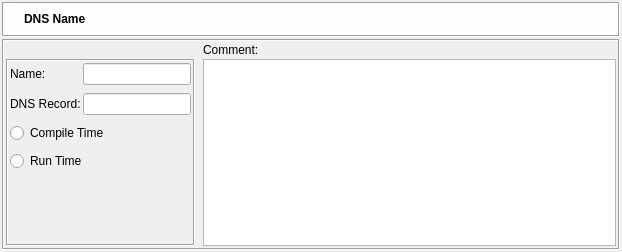
The window that src/gui/dnsnamedialog_q.ui (fwbuilder/fwbuilder) describes before a commit, drawn with Qt 5.
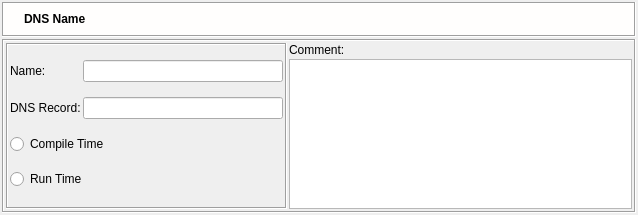
The same window after the commit. Icons and pictures are not drawn.

```diff
--- a/src/gui/dnsnamedialog_q.ui
+++ b/src/gui/dnsnamedialog_q.ui
@@ -5,8 +5,8 @@
    <rect>
     <x>0</x>
     <y>0</y>
-    <width>622</width>
-    <height>252</height>
+    <width>638</width>
+    <height>215</height>
    </rect>
   </property>
   <property name="windowTitle" >
@@ -217,36 +217,14 @@
         <enum>QFrame::Sunken</enum>
        </property>
        <layout class="QGridLayout" >
-        <property name="leftMargin" >
-         <number>2</number>
-        </property>
-        <property name="topMargin" >
-         <number>2</number>
-        </property>
-        <property name="rightMargin" >
-         <number>2</number>
-        </property>
-        <property name="bottomMargin" >
-         <number>2</number>
-        </property>
-        <property name="horizontalSpacing" >
-         <number>8</number>
-        </property>
-        <property name="verticalSpacing" >
-         <number>2</number>
-        </property>
-        <item row="0" column="1" >
-         <widget class="QLabel" name="textLabel2" >
-          <property name="text" >
-           <string>Comment:</string>
-          </property>
-          <property name="wordWrap" >
-           <bool>false</bool>
-          </property>
-         </widget>
-        </item>
-        <item row="1" column="0" >
+        <item rowspan="2" row="0" column="0" >
          <widget class="QFrame" name="frame17" >
+          <property name="minimumSize" >
+           <size>
+            <width>200</width>
+            <height>16</height>
+           </size>
+          </property>
           <property name="frameShape" >
            <enum>QFrame::Box</enum>
           </property>
@@ -254,12 +232,6 @@
            <enum>QFrame::Sunken</enum>
           </property>
           <layout class="QGridLayout" >
-           <property name="horizontalSpacing" >
-            <number>2</number>
-           </property>
-           <property name="verticalSpacing" >
-            <number>8</number>
-           </property>
            <item row="0" column="0" >
             <widget class="QLabel" name="textLabel1" >
              <property name="text" >
@@ -270,7 +242,7 @@
              </property>
             </widget>
            </item>
-           <item row="0" column="1" colspan="2" >
+           <item row="0" column="1" >
             <widget class="QLineEdit" name="obj_name" >
              <property name="sizePolicy" >
               <sizepolicy vsizetype="Fixed" hsizetype="Preferred" >
@@ -280,13 +252,13 @@
              </property>
              <property name="minimumSize" >
               <size>
-               <width>0</width>
+               <width>200</width>
                <height>0</height>
               </size>
              </property>
             </widget>
            </item>
-           <item row="2" column="0" >
+           <item row="1" column="0" >
             <widget class="QLabel" name="textLabel2_2" >
              <property name="text" >
               <string>DNS Record:</string>
@@ -296,7 +268,7 @@
              </property>
             </widget>
            </item>
-           <item row="2" column="1" colspan="2" >
+           <item row="1" column="1" >
             <widget class="QLineEdit" name="dnsrec" >
              <property name="sizePolicy" >
               <sizepolicy vsizetype="Fixed" hsizetype="Preferred" >
@@ -304,41 +276,47 @@
                <verstretch>0</verstretch>
               </sizepolicy>
              </property>
+             <property name="minimumSize" >
+              <size>
+               <width>200</width>
+               <height>0</height>
+              </size>
+             </property>
             </widget>
            </item>
-           <item row="3" column="0" colspan="2" >
+           <item row="2" column="0" colspan="2" >
             <widget class="QRadioButton" name="r_compiletime" >
              <property name="text" >
               <string>Compile Time</string>
              </property>
             </widget>
            </item>
-           <item row="4" column="0" colspan="3" >
+           <item row="3" column="0" colspan="2" >
             <widget class="QRadioButton" name="r_runtime" >
              <property name="text" >
               <string>Run Time</string>
              </property>
             </widget>
            </item>
-           <item row="5" column="0" >
-            <spacer>
-             <property name="orientation" >
-              <enum>Qt::Vertical</enum>
-             </property>
-             <property name="sizeType" >
-              <enum>QSizePolicy::MinimumExpanding</enum>
-             </property>
-             <property name="sizeHint" >
-              <size>
-               <width>20</width>
-               <height>0</height>
-              </size>
-             </property>
-            </spacer>
-           </item>
           </layout>
          </widget>
         </item>
+        <item row="0" column="1" >
+         <widget class="QLabel" name="textLabel2" >
+          <property name="sizePolicy" >
+           <sizepolicy vsizetype="Fixed" hsizetype="Preferred" >
+            <horstretch>0</horstretch>
+            <verstretch>0</verstretch>
+           </sizepolicy>
+          </property>
+          <property name="text" >
+           <string>Comment:</string>
+          </property>
+          <property name="wordWrap" >
+           <bool>false</bool>
+          </property>
+         </widget>
+        </item>
         <item row="1" column="1" >
          <widget class="QTextEdit" name="comment" >
           <property name="sizePolicy" >
```
